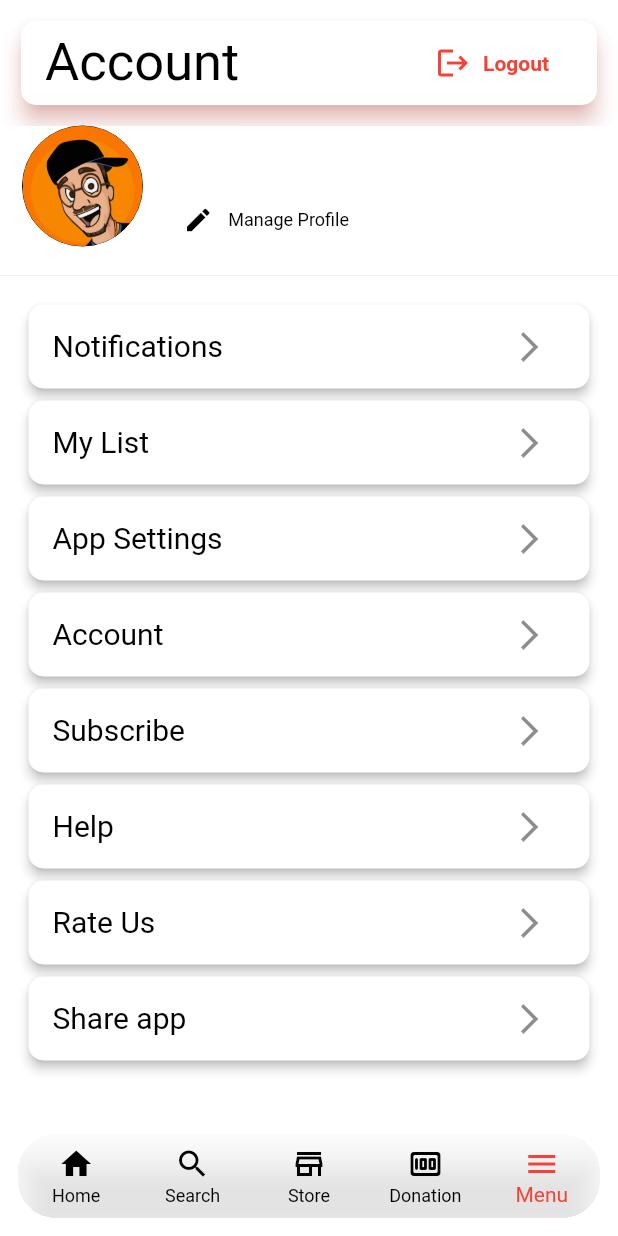
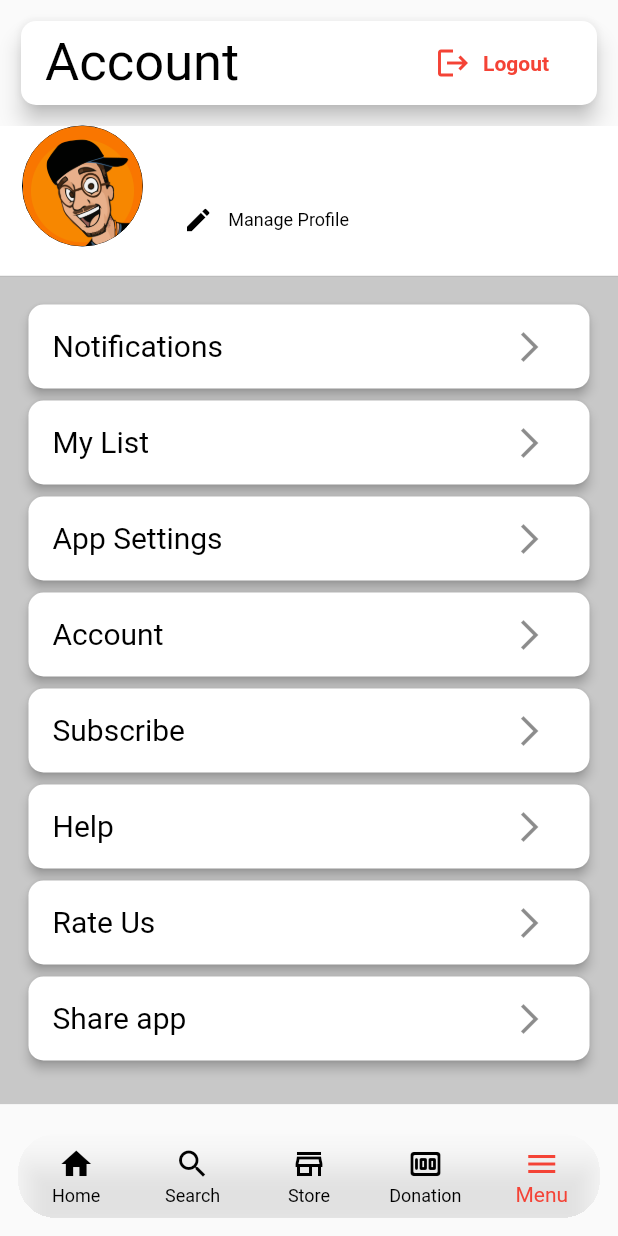
Before and after one commit to admin-mybytecode/ott, a Flutter app: the BottomNavigationBarController screen opened directly, item 5 of the bottom bar chosen, on a phone screen of 412 x 824 dp. Run offline on Flutter 3.47's test engine with Material 2 defaults, Android fonts, the phone set to English and light mode, and no system bars; our stand-ins replace auto_size_text, bubble_tab_indicator, cached_network_image, connectivity, data_connection_checker, device_info and 19 more; missing offline and left inert: braintree_payment, flutter_downloader, flutter_facebook_login, flutter_paystack, get_ip, launch_review and 4 more; accounts and stored records are empty; network calls fail.

Commit message:
Revert "fixes"
This reverts commit 93e18ac5697bdcaafdf4fe2ac1aaee622cf608e3.

```diff
--- a/lib/component/item_description.dart
+++ b/lib/component/item_description.dart
@@ -87,8 +87,6 @@ class _DescriptionTextState extends State<DescriptionText> {
                     descTextShowFlag = !descTextShowFlag;
                   });
                 },
-                child: Padding(
-                  padding: const EdgeInsets.only(left: 15.0),
                 child: Text(widget.text,
                     style: TextStyle(
                       fontFamily: 'Lato',
@@ -100,7 +98,6 @@ class _DescriptionTextState extends State<DescriptionText> {
                     maxLines: descTextShowFlag ? 100 : 2,
                     textAlign: TextAlign.start),
               ),
-              ),
             ],
           ),
         ),
--- a/lib/controller/navigation_bar_controller.dart
+++ b/lib/controller/navigation_bar_controller.dart
@@ -107,7 +107,6 @@ class _BottomNavigationBarControllerState
   Widget build(BuildContext context) {
     return WillPopScope(
         child: Scaffold(
-            backgroundColor: primaryColor,
             extendBody: true,
             body: Stack(
               children: <Widget>[
--- a/lib/loading/loading_page.dart
+++ b/lib/loading/loading_page.dart
@@ -676,7 +676,7 @@ class _LoadingPageState extends State<LoadingPage>
         children: <Widget>[
           Container(
               decoration: BoxDecoration(
-            color: primaryColor,
+            color: Color.fromRGBO(34, 34, 34, 1.0),
           )),
           Column(
             mainAxisAlignment: MainAxisAlignment.center,
--- a/lib/loading/loading_screen.dart
+++ b/lib/loading/loading_screen.dart
@@ -817,7 +817,7 @@ class _LoadingScreenState extends State<LoadingScreen>
         children: <Widget>[
           Container(
               decoration: BoxDecoration(
-            color: primaryColor,
+            color: primaryDarkColor,
           )),
           Column(
             mainAxisAlignment: MainAxisAlignment.center,
--- a/lib/ui/custom_drawer.dart
+++ b/lib/ui/custom_drawer.dart
@@ -671,8 +671,8 @@ class CustomDrawerState extends State<CustomDrawer> {
   Widget drawerBodyContainer(height2) {
     return SingleChildScrollView(
       child: Container(
-        color: primaryColor,
-        height: MediaQuery.of(context).size.height * 0.68,
+        color: primaryDarkColor.withOpacity(0.2),
+        height: MediaQuery.of(context).size.height * 0.67,
         width: MediaQuery.of(context).size.width,
         child: ListView(
           children: <Widget>[
@@ -724,14 +724,18 @@ class CustomDrawerState extends State<CustomDrawer> {
 
 //  Navigation drawer
   Widget drawer(width, height2) {
-    return Container(
+    return Drawer(
       child: ListView(
         children: <Widget>[
+          Column(
+              crossAxisAlignment: CrossAxisAlignment.center,
+              mainAxisAlignment: MainAxisAlignment.center,
+              children: <Widget>[
                 Padding(
-            padding: const EdgeInsets.symmetric(horizontal: 10, vertical: 10),
+                  padding:
+                      const EdgeInsets.symmetric(horizontal: 10, vertical: 10),
                   child: Card(
                     elevation: 6.0,
-              shadowColor: redPrime.withOpacity(0.6),
                     color: primaryColor,
                     shape: RoundedRectangleBorder(
                         borderRadius: BorderRadius.circular(10)),
@@ -745,7 +749,11 @@ class CustomDrawerState extends State<CustomDrawer> {
                   ),
                 ),
                 drawerHeader(width),
-          drawerBodyContainer(height2),
+                Padding(
+                  padding: const EdgeInsets.only(bottom: 50),
+                  child: drawerBodyContainer(height2),
+                ),
+              ]),
         ],
       ),
     );
@@ -772,8 +780,7 @@ class CustomDrawerState extends State<CustomDrawer> {
     double height = MediaQuery.of(context).size.height;
     double height2 = (height * 76.75) / 100;
     // TODO: implement build
-    return Container(
-      color: primaryColor,
+    return SizedBox(
       width: width,
       child: drawer(width, height2),
     );
```
Also changed, not shown: lib/component/item_header_video.dart (+63 -52 lines), lib/ui/deatiledViewPage.dart (+31 -24 lines), lib/ui/donation_page.dart (+3 -8 lines), lib/ui/store_page.dart (+2 -13 lines), lib/utils/color_loader.dart (+15 -18 lines), lib/utils/item_video_box.dart (+6 -7 lines), lib/widget/image_slider.dart (+1 -7 lines). Lines whose indentation alone changed are shown as unchanged.
